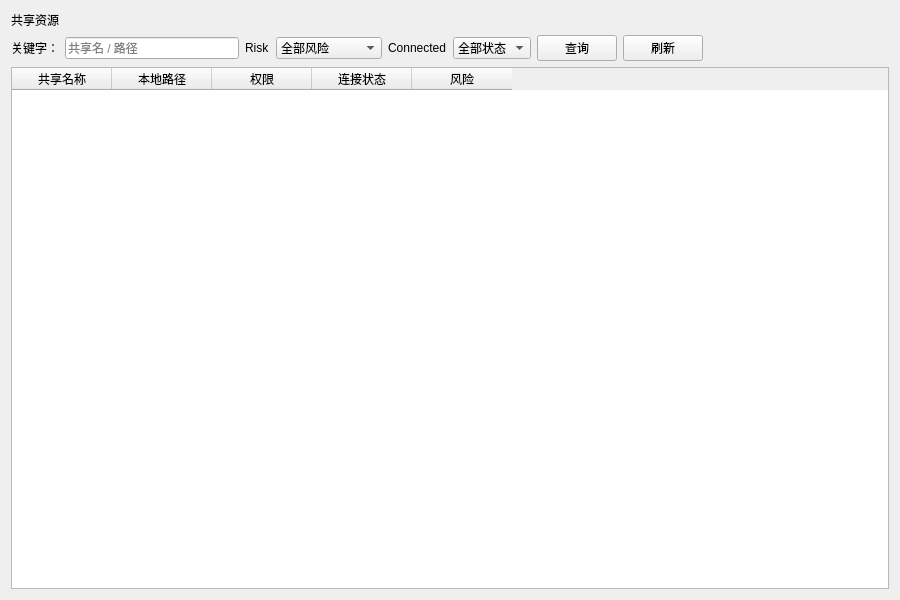
Old version of the form ui/SharedResourcePage.ui in the repository rakehellsx/MaliciousDetector.
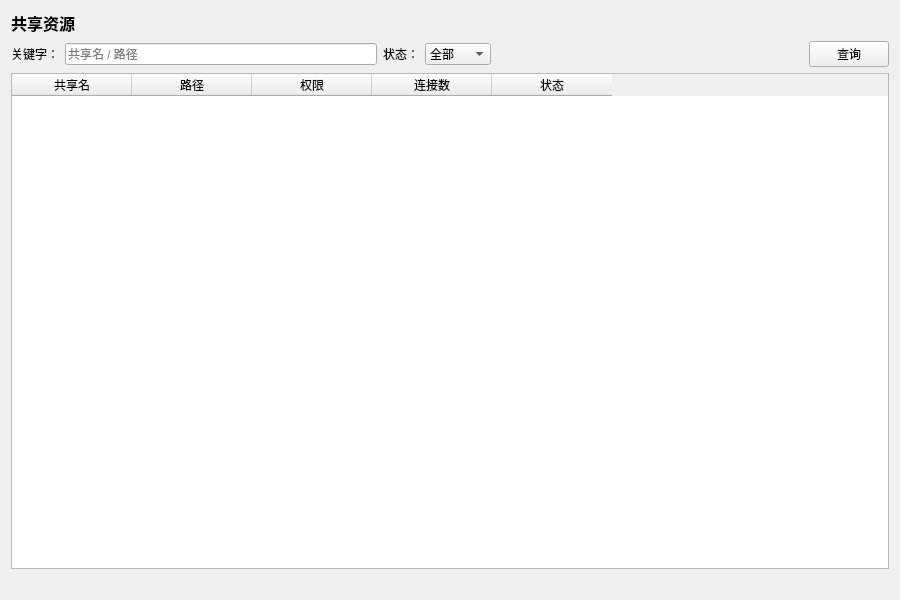
New version of the form.

Diff of the .ui file:
```diff
--- a/ui/SharedResourcePage.ui
+++ b/ui/SharedResourcePage.ui
@@ -13,11 +13,16 @@
   <item>
    <widget class="QLabel" name="lblPageTitle">
     <property name="text"><string>共享资源</string></property>
+     <property name="styleSheet"><string>font-size:16px;font-weight:600;</string></property>
    </widget>
   </item>
   <item>
    <layout class="QHBoxLayout" name="toolbarRow">
-    <item><widget class="QLabel"><property name="text"><string>关键字：</string></property></widget></item>
+     <item>
+      <widget class="QLabel" name="">
+        <property name="text"><string>关键字：</string></property>
+       </widget>
+     </item>
     <item>
      <widget class="QLineEdit" name="m_edtKeyword">
       <property name="placeholderText"><string>共享名 / 路径</string></property>
@@ -25,51 +30,37 @@
     </item>
 
    <item>
-    <widget class="QLabel"><property name="text"><string>Risk</string></property></widget>
+      <widget class="QLabel" name="">
+        <property name="text"><string>状态：</string></property>
+       </widget>
    </item>
    <item>
     <widget class="QComboBox" name="m_cmbRisk">
-   <item><property name="text"><string>全部风险</string></property></item>
-   <item><property name="text"><string>高危(high)</string></property></item>
-   <item><property name="text"><string>中危(medium)</string></property></item>
-   <item><property name="text"><string>低危(low)</string></property></item>
-    </widget>
-   </item>
-   <item>
-    <widget class="QLabel"><property name="text"><string>Connected</string></property></widget>
-   </item>
-   <item>
-    <widget class="QComboBox" name="m_cmbConnected">
-   <item><property name="text"><string>全部状态</string></property></item>
+        <item><property name="text"><string>全部</string></property></item>
    <item><property name="text"><string>已连接</string></property></item>
    <item><property name="text"><string>未连接</string></property></item>
     </widget>
    </item>
+     <item>
+      <spacer><property name="orientation"><enum>Qt::Horizontal</enum></property><property name="sizeHint" stdset="0"><size><width>40</width><height>20</height></size></property></spacer>
+     </item>
     <item>
      <widget class="QPushButton" name="btnQuery">
       <property name="text"><string>查询</string></property>
      </widget>
     </item>
-    <item>
-     <widget class="QPushButton" name="btnRefresh">
-      <property name="text"><string>刷新</string></property>
-     </widget>
-    </item>
-
-    <item><spacer><property name="orientation"><enum>Qt::Horizontal</enum></property><property name="sizeHint" stdset="0"><size><width>40</width><height>20</height></size></property></spacer></item>
-    <item><widget class="QLabel" name="m_lblStatus"><property name="text"><string></string></property></widget></item>
    </layout>
   </item>
   <item>
    <widget class="QTableWidget" name="m_tbl">
-    <property name="alternatingRowColors"><bool>true</bool></property>
-    <property name="editTriggers"><set>QAbstractItemView::NoEditTriggers</set></property>
-    <property name="selectionBehavior"><enum>QAbstractItemView::SelectRows</enum></property>
-           <column><property name="text"><string>共享名称</string></property></column>
-   <column><property name="text"><string>本地路径</string></property></column>
-   <column><property name="text"><string>权限</string></property></column>
-   <column><property name="text"><string>连接状态</string></property></column>
-   <column><property name="text"><string>风险</string></property></column>
+     <property name="columnCount"><number>5</number></property>
+     <attribute name="horizontalHeaderDefaultSectionSize"><number>120</number></attribute>
+     <column><property name="text"><string>共享名</string></property></column><column><property name="text"><string>路径</string></property></column><column><property name="text"><string>权限</string></property></column><column><property name="text"><string>连接数</string></property></column><column><property name="text"><string>状态</string></property></column>
+    </widget>
+  </item>
+  <item>
+   <widget class="QLabel" name="m_lblStatus">
+     <property name="text"><string></string></property>
    </widget>
   </item>
  </layout>
```
Left out of the diff: 11 changed lines with no effect on the pictures. Lines whose indentation alone changed are shown as unchanged.
